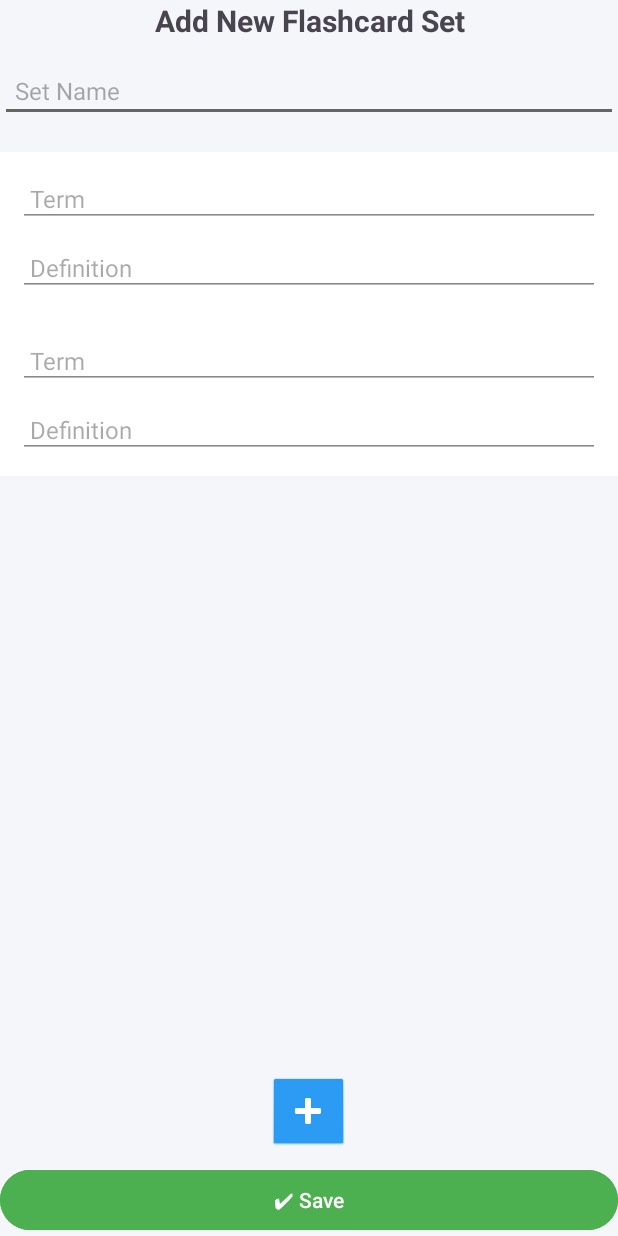
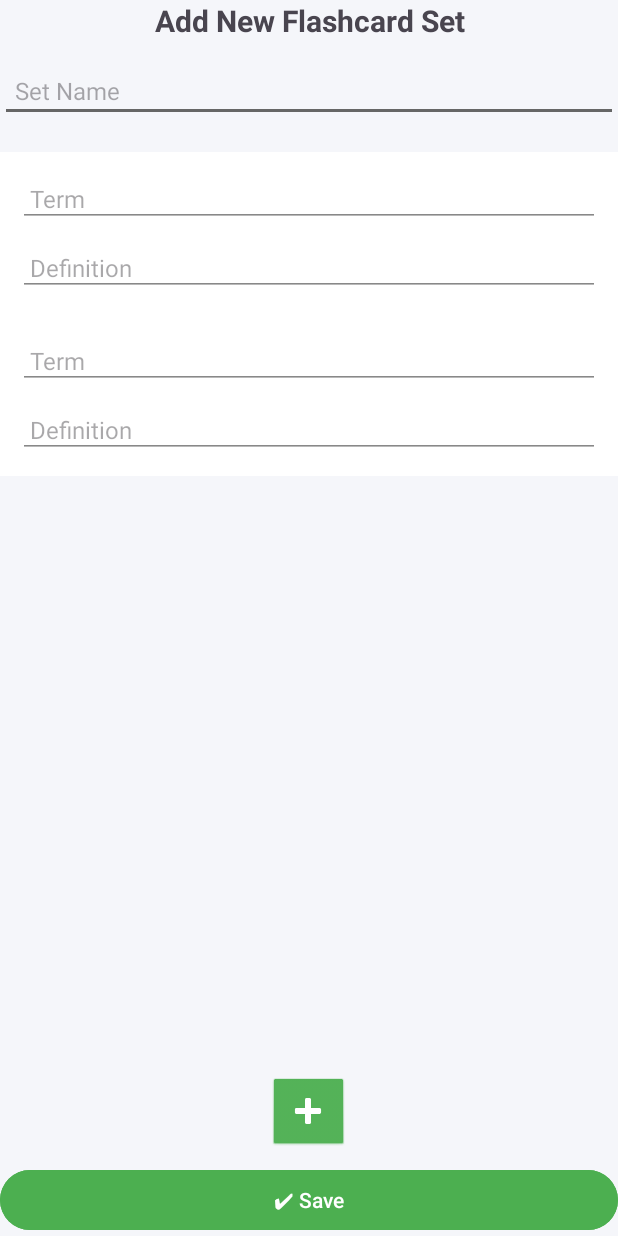
Before and after one commit to ng2khang/swp392-dictionary-app, an Android app: the CreateSetActivity screen opened directly, with no data from a screen before it, on a phone screen of 412 x 824 dp. Run offline under Robolectric (Android 15) with nearby library versions, the phone set to English and light mode, and no system bars.

```diff
--- a/app/src/main/java/com/example/prm392dictionaryapp/adapters/FlashCardSetAdapter.java
+++ b/app/src/main/java/com/example/prm392dictionaryapp/adapters/FlashCardSetAdapter.java
@@ -48,7 +48,7 @@ public class FlashCardSetAdapter extends RecyclerView.Adapter<FlashCardSetAdapte
     public void onBindViewHolder(@NonNull SetViewHolder holder, int position) {
         FlashcardSet s = setList.get(position);
         holder.textTitle.setText(s.getTitle());
-        holder.textCount.setText("Số thẻ: " + s.getFlashcardCount());
+        holder.textCount.setText("Number of card: " + s.getFlashcardCount());
 
         holder.itemView.setOnClickListener(v -> {
             if (listener != null) {
--- a/app/src/main/res/layout/activity_create_set.xml
+++ b/app/src/main/res/layout/activity_create_set.xml
@@ -60,7 +60,7 @@
         android:layout_height="wrap_content"
         android:src="@android:drawable/ic_input_add"
         android:layout_gravity="center"
-        android:backgroundTint="#2196F3"
+        android:backgroundTint="#4CAF50"
         android:background="@android:drawable/btn_default"
         android:contentDescription="Thêm flashcard"
         app:tint="#FFFFFF" />
--- a/app/src/main/res/layout/activity_list_set.xml
+++ b/app/src/main/res/layout/activity_list_set.xml
@@ -32,6 +32,8 @@
         android:layout_width="match_parent"
         android:layout_height="wrap_content"
         android:text="+ Add Flashcard Set"
+        android:backgroundTint="#4CAF50"
+        android:textColor="#FFF"
         android:layout_marginTop="12dp" />
 
 </LinearLayout>
```
Also changed, not shown: app/src/main/java/com/example/prm392dictionaryapp/activities/HomepageActivity.java (+8 -0 lines).
